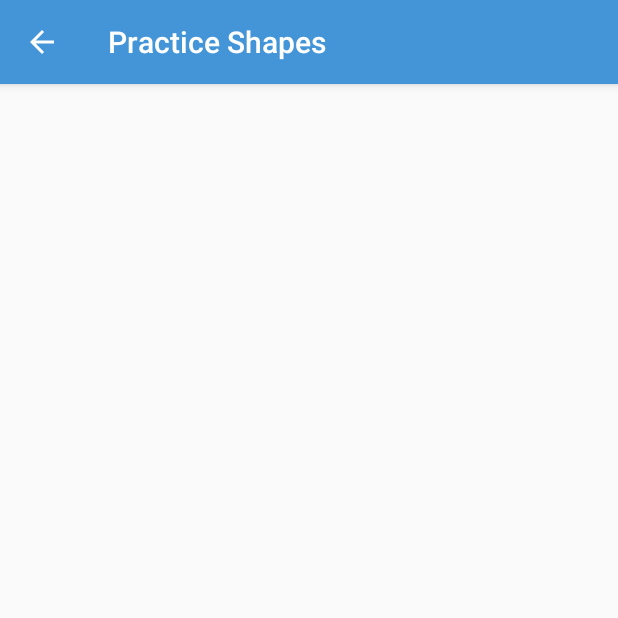
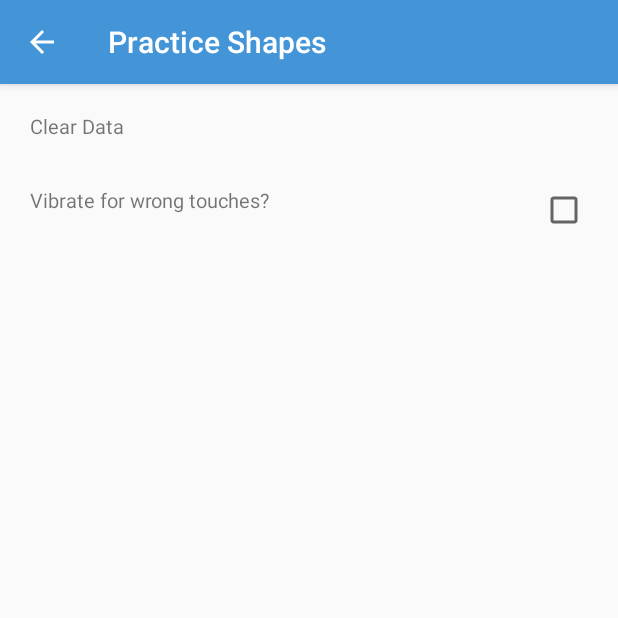
Before and after one commit to priyankvex/Practice-Shapes, an Android app: the SettingsActivity screen opened directly, with no data from a screen before it, on a phone screen of 412 x 824 dp, the top half of it. Run offline under Robolectric (Android 15) with nearby library versions, the light colour scheme and no system bars.

Commit message:
Add selectors as background

```diff
--- a/app/src/main/java/com/wordpress/priyankvex/practiceshapes/view/SettingsActivity.java
+++ b/app/src/main/java/com/wordpress/priyankvex/practiceshapes/view/SettingsActivity.java
@@ -2,6 +2,8 @@ package com.wordpress.priyankvex.practiceshapes.view;
 
 import android.os.Bundle;
 import android.support.v7.app.AppCompatActivity;
+
+import com.wordpress.priyankvex.practiceshapes.R;
 
 /**
  * Created by priyank on 23/12/15.
@@ -9,9 +11,12 @@ import android.support.v7.app.AppCompatActivity;
  */
 public class SettingsActivity extends AppCompatActivity{
 
+
+
     @Override
     protected void onCreate(Bundle savedInstanceState) {
         super.onCreate(savedInstanceState);
+        setContentView(R.layout.activity_settings);
     }
 
 }
--- /dev/null
+++ b/app/src/main/res/drawable/textview_selector.xml
@@ -0,0 +1,6 @@
+<?xml version="1.0" encoding="utf-8"?>
+<selector xmlns:android="http://schemas.android.com/apk/res/android">
+    <item android:state_pressed="true">
+        <color android:color="@color/colorAccent" />
+    </item>
+</selector>
--- a/app/src/main/res/layout/activity_settings.xml
+++ b/app/src/main/res/layout/activity_settings.xml
@@ -3,4 +3,53 @@
     android:orientation="vertical" android:layout_width="match_parent"
     android:layout_height="match_parent">
 
+    <TextView
+        android:layout_width="match_parent"
+        android:layout_height="?attr/actionBarSize"
+        android:text="@string/setting_clear_data"
+        android:gravity="center_vertical"
+        android:paddingLeft="20dp"
+        android:textSize="6pt"
+        android:clickable="true"
+        android:focusable="true"
+        android:focusableInTouchMode="true"
+        android:background="@drawable/textview_selector"
+        android:id="@+id/textViewClearData"
+        />
+
+    <RelativeLayout
+        android:layout_width="match_parent"
+        android:layout_height="?attr/actionBarSize"
+        android:orientation="horizontal"
+        android:gravity="center_vertical"
+        android:paddingLeft="20dp"
+        android:paddingRight="20dp"
+        android:clickable="true"
+        android:focusable="true"
+        android:focusableInTouchMode="true"
+        android:background="@drawable/textview_selector"
+        android:id="@+id/layoutVibrationSetting"
+        >
+
+        <TextView
+            android:layout_width="wrap_content"
+            android:layout_height="wrap_content"
+            android:text="@string/setting_vibrate"
+            android:textSize="6pt"
+            android:layout_alignTop="@+id/checkBoxVibration"
+            android:layout_alignParentLeft="true"
+            android:layout_alignParentStart="true" />
+
+        <CheckBox
+            android:layout_width="wrap_content"
+            android:layout_height="wrap_content"
+            android:layout_alignParentBottom="true"
+            android:layout_alignParentRight="true"
+            android:layout_alignParentEnd="true"
+            android:id="@+id/checkBoxVibration"
+            />
+
+    </RelativeLayout>
+
+
 </LinearLayout>
--- a/app/src/main/res/values/strings.xml
+++ b/app/src/main/res/values/strings.xml
@@ -7,4 +7,6 @@
     <string name="action_save_bitmap">Save</string>
     <string name="text_your_score">Your Score</string>
     <string name="text_best_score">Best Score</string>
+    <string name="setting_clear_data">Clear Data</string>
+    <string name="setting_vibrate">Vibrate for wrong touches?</string>
 </resources>
```
